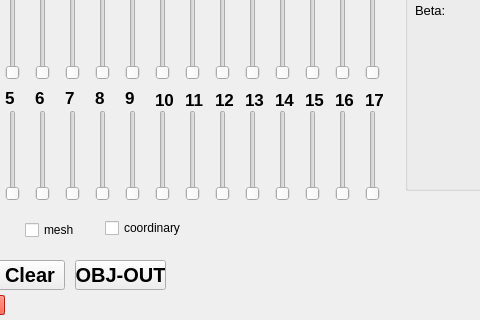
This is Pinocchio/ModelHandle/ModelHandle/modelhandle.ui in lizhenxiS/Pinocchio as Qt 5 draws it before an edit; both pictures show x 725 to 1205 and y 280 to 600 of the 1400 by 600 pixel window. The edited form follows.
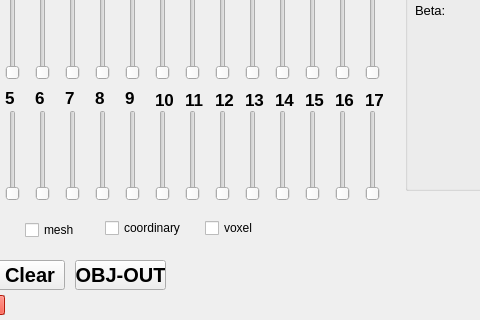
This is the edited form. Custom widgets are drawn as their Qt base class.

Patch:
```diff
--- a/Pinocchio/ModelHandle/ModelHandle/modelhandle.ui
+++ b/Pinocchio/ModelHandle/ModelHandle/modelhandle.ui
@@ -1660,6 +1660,19 @@
     </property>
    </widget>
   </widget>
+  <widget class="QCheckBox" name="voxel_box">
+   <property name="geometry">
+    <rect>
+     <x>930</x>
+     <y>500</y>
+     <width>71</width>
+     <height>16</height>
+    </rect>
+   </property>
+   <property name="text">
+    <string>voxel</string>
+   </property>
+  </widget>
  </widget>
  <layoutdefault spacing="6" margin="11"/>
  <customwidgets>
```
